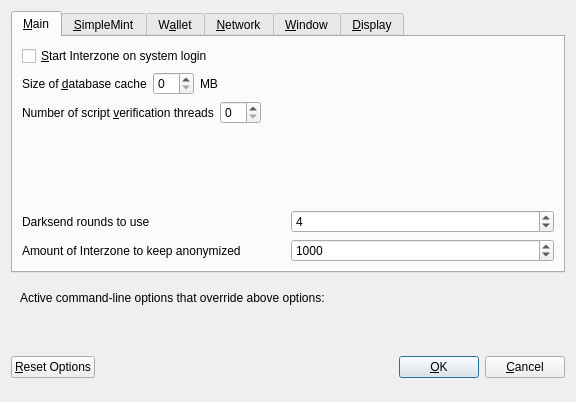
This is src/qt/forms/optionsdialog.ui in projectinterzone/tITZ as Qt 5 draws it before an edit. The edited form follows.
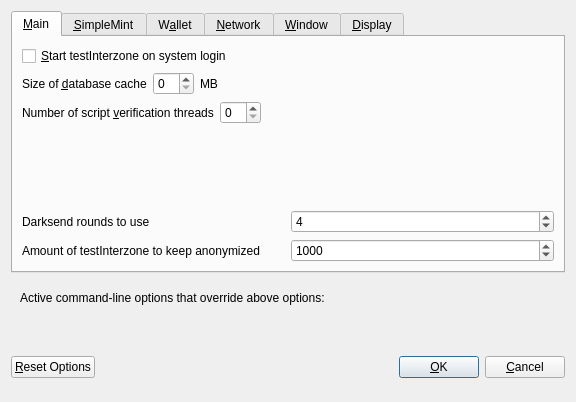
This is the edited form. Custom widgets are drawn as their Qt base class.

```diff
--- a/src/qt/forms/optionsdialog.ui
+++ b/src/qt/forms/optionsdialog.ui
@@ -33,7 +33,7 @@
           <string>Automatically start Interzone after logging in to the system.</string>
          </property>
          <property name="text">
-          <string>&amp;Start Interzone on system login</string>
+          <string>&amp;Start testInterzone on system login</string>
          </property>
         </widget>
        </item>
@@ -177,7 +177,7 @@
             <string notr="true"/>
            </property>
            <property name="text">
-            <string>Amount of Interzone to keep anonymized</string>
+            <string>Amount of testInterzone to keep anonymized</string>
            </property>
           </widget>
          </item>
```
Left out of the diff: 12 changed lines with no effect on the pictures.
